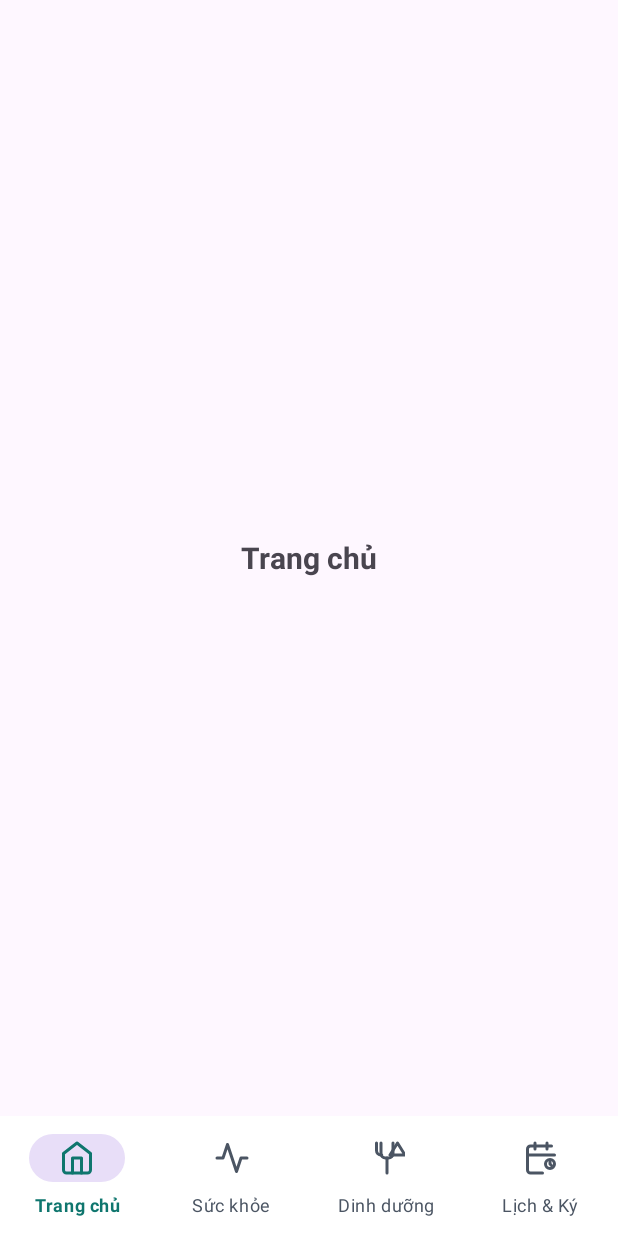
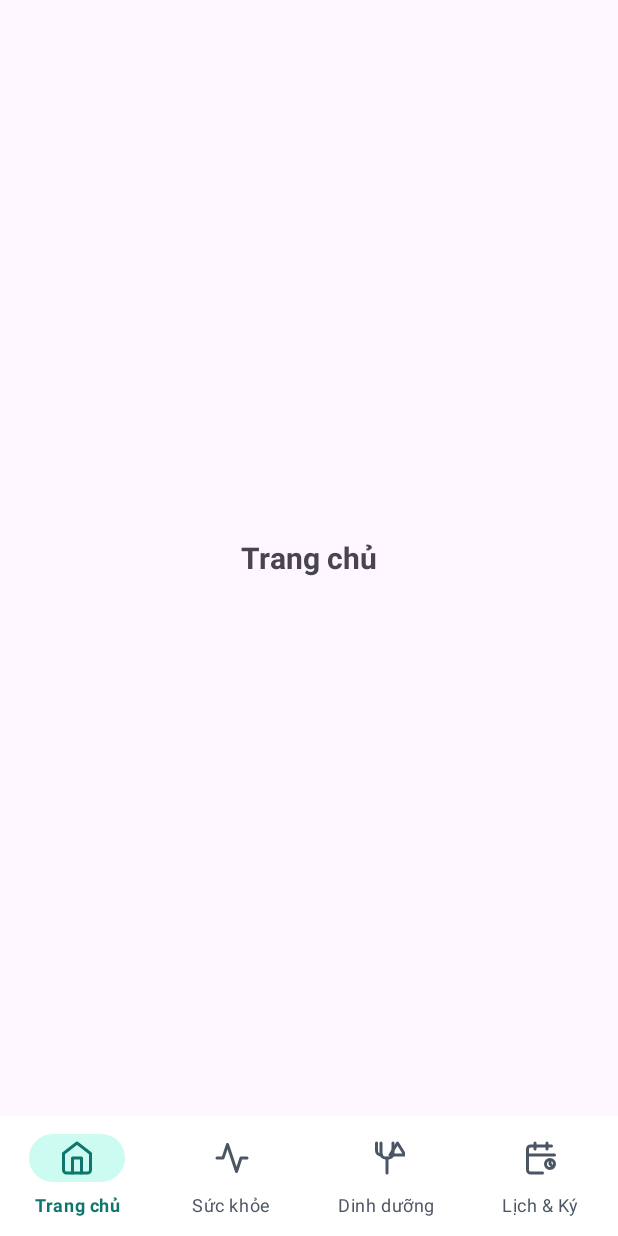
Before and after one commit to Dinh-Ng/FamilyCare, an Android app: the screen it shows after launch (HomeActivity), on a phone screen of 412 x 824 dp. Run offline under Robolectric (Android 15) with nearby library versions, the phone set to English and light mode, and no system bars.

Commit message:
feat: configure icon and theme

```diff
--- a/app/src/main/res/layout/view_home_bottom_nav.xml
+++ b/app/src/main/res/layout/view_home_bottom_nav.xml
@@ -19,7 +19,6 @@
         android:background="@color/bottom_nav_background"
         app:itemIconTint="@color/bottom_nav_icon_tint"
         app:itemTextColor="@color/bottom_nav_text_tint"
-        app:itemActiveIndicatorColor="@color/nav_indicator_color"
         app:itemTextAppearanceActive="@style/BottomNavTextActive"
         app:itemTextAppearanceInactive="@style/BottomNavTextInactive"
         app:labelVisibilityMode="labeled"
--- a/app/src/main/res/values/themes.xml
+++ b/app/src/main/res/values/themes.xml
@@ -5,7 +5,12 @@
         <!-- <item name="colorPrimary">@color/my_light_primary</item> -->
     </style>
 
-    <style name="Theme.FamilyCare" parent="Base.Theme.FamilyCare" />
+    <style name="Theme.FamilyCare" parent="Base.Theme.FamilyCare">
+        <!-- Active indicator của BottomNavigationView dùng colorSecondaryContainer -->
+        <item name="colorSecondaryContainer">@color/nav_indicator_color</item>
+        <!-- Icon/text màu khi active dùng colorOnSecondaryContainer -->
+        <item name="colorOnSecondaryContainer">@color/nav_selected_tint</item>
+    </style>
 
     <style name="BottomNavTextActive" parent="@style/TextAppearance.MaterialComponents.Caption">
         <item name="android:textSize">12sp</item>
```
Also changed, not shown: 1 other file.
